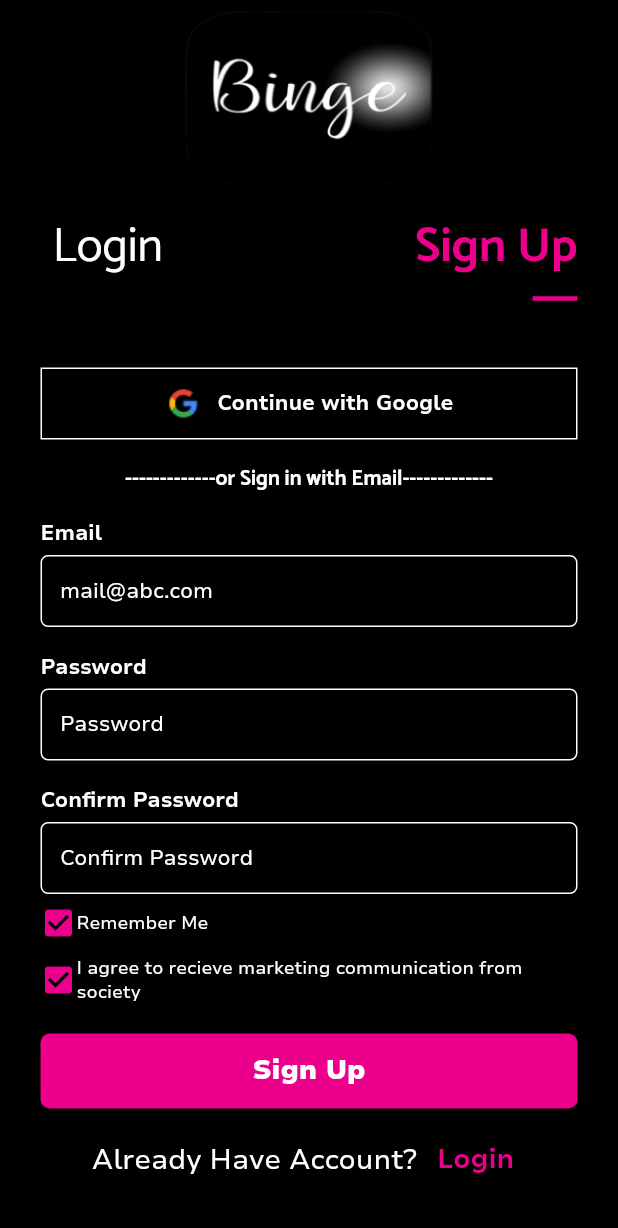
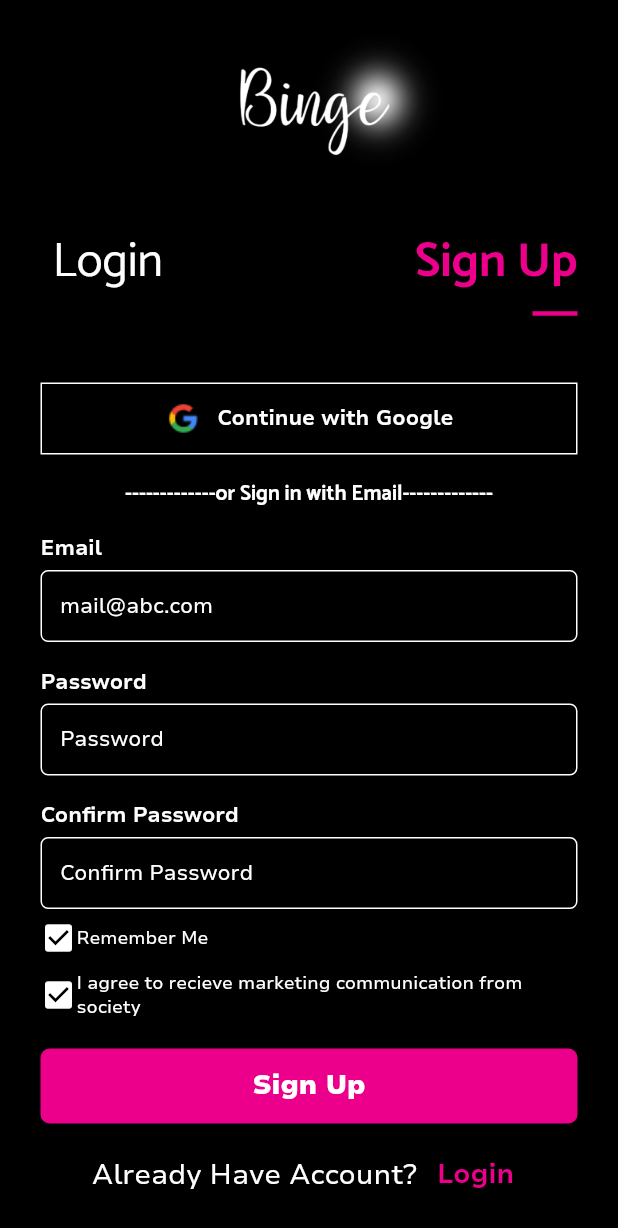
Before and after one commit to Muradali-786/binge, a Flutter app: the screen it shows after launch, after a tap on "Sign Up", on a phone screen of 412 x 824 dp. Shown: the top 1228 px of the screen. Run offline on Flutter 3.47's test engine with Material 2 defaults, Android fonts, the phone set to English and light mode, and no system bars; our stand-ins replace persistent_bottom_nav_bar, pin_code_fields; project files that could hold a hidden picture were left out.

Commit message:
bug fixing

```diff
--- a/lib/constant/images/image_constant.dart
+++ b/lib/constant/images/image_constant.dart
@@ -1,5 +1,5 @@
 class ImageConstant {
-  static String bingeLogo = 'assets/image_png/binge_logo.png';
+  static String bingeLogo = 'assets/image_png/binge_logo1.png';
   static String watchMovie = 'assets/image_png/watch.png';
   static String binge = 'assets/image_png/binge.png';
   static String horror = 'assets/image_png/horror.png';
--- a/lib/main.dart
+++ b/lib/main.dart
@@ -17,6 +17,7 @@ class MyApp extends StatelessWidget {
       title: 'Binge',//title of the app,
 
 
+
       initialRoute: RouteName.splash,
       onGenerateRoute: Routes.generateRoute,
     );
--- a/lib/utils/component/logo_image.dart
+++ b/lib/utils/component/logo_image.dart
@@ -3,7 +3,7 @@ import 'package:flutter/material.dart';
 
 class LogoImage extends StatelessWidget {
   double height,width;
-   LogoImage({super.key,this.height=131,this.width=182});
+   LogoImage({super.key,this.height=141,this.width=192});
 
   @override
   Widget build(BuildContext context) {
--- a/lib/view/login/login.dart
+++ b/lib/view/login/login.dart
@@ -148,7 +148,7 @@ class _LoginState extends State<Login> {
                               children: [
                                 const Icon(
                                   Icons.check_box,
-                                  color: AppColor.kPink,
+                                  color: AppColor.kWhite,
                                 ),
                                 Text(
                                   'Remember Me',
@@ -181,7 +181,7 @@ class _LoginState extends State<Login> {
                   mainAxisAlignment: MainAxisAlignment.spaceEvenly,
                   children: [
                     Text(
-                      'Not Register Yet?',
+                      'Not registered yet?',
                       style: AppStyles().nunitoSans(
                           w*0.044, AppColor.kTextWhiteColor, FontWeight.w400),
                     ),
--- a/lib/view/profile_setup/account/account_setup.dart
+++ b/lib/view/profile_setup/account/account_setup.dart
@@ -180,11 +180,11 @@ class _AccountSetupState extends State<AccountSetup> {
                        width: 30,
                        margin: const EdgeInsets.only(left: 12),
                        decoration: BoxDecoration(
-                        color:AppColor.kPink,
+                        color:AppColor.kWhite,
                            borderRadius: BorderRadius.circular(8)
                        ),
 
-                       child: const Center(child: Icon(Icons.arrow_drop_down,color: AppColor.kWhite,),),
+                       child: const Center(child: Icon(Icons.arrow_drop_down,color: AppColor.kBlack,),),
                      )
 
                     ],
--- a/lib/view/sign_up/sign_up.dart
+++ b/lib/view/sign_up/sign_up.dart
@@ -174,7 +174,7 @@ class _SignUpState extends State<SignUp> {
                                 children: [
                                   const Icon(
                                     Icons.check_box,
-                                    color: AppColor.kPink,
+                                    color: AppColor.kWhite,
                                   ),
                                   Text(
                                     'Remember Me',
@@ -192,7 +192,7 @@ class _SignUpState extends State<SignUp> {
                               children: [
                                 const Icon(
                                   Icons.check_box,
-                                  color: AppColor.kPink,
+                                  color: AppColor.kWhite,
                                 ),
                                 Expanded(
                                   child: Text(
--- a/lib/view/splash/splash.dart
+++ b/lib/view/splash/splash.dart
@@ -25,7 +25,10 @@ class _SplashState extends State<Splash> {
     return Scaffold(
       backgroundColor: AppColor.kBackgroundColor,
       body: Center(
-        child: LogoImage(height: 192,width: 267),
+        child: Padding(
+          padding: const EdgeInsets.only(right: 28.0),
+          child: LogoImage(height: 200,width: 275),
+        ),
       ),
     );
   }
```
Also changed, not shown: assets/image_png/binge_logo.png (deleted), assets/image_png/binge_logo1.png (added), assets/image_png/binge_logo2.jpg (added).
